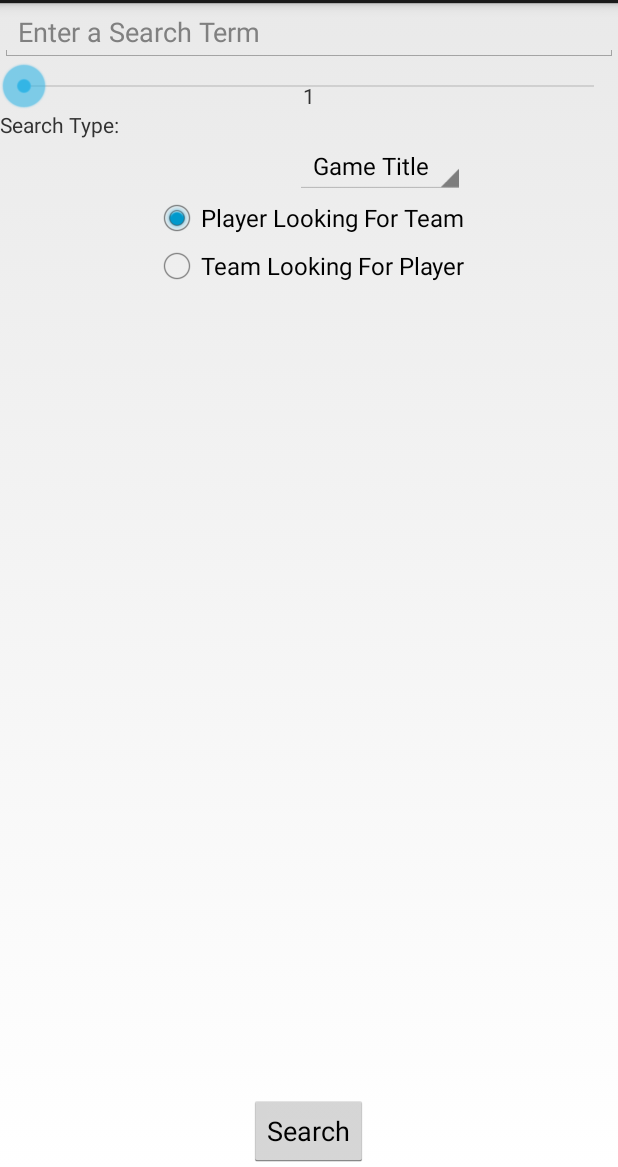
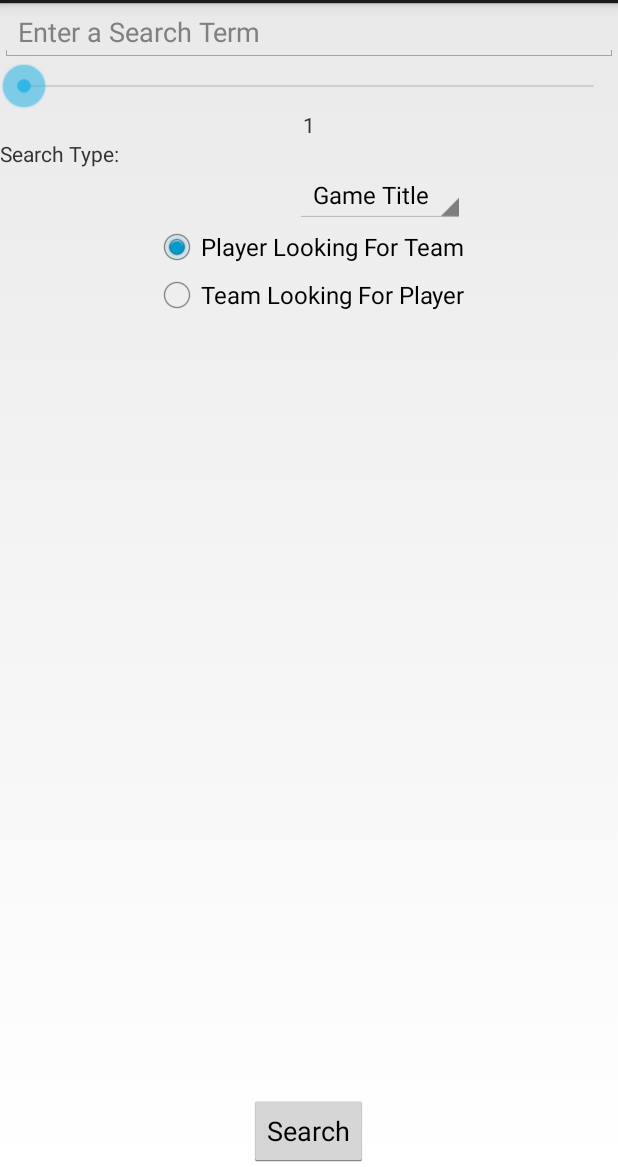
Before and after one commit to DR-BoneZ/GAMr, an Android app: the fragment SearchFragment shown on its own in the app's theme, on a phone screen of 412 x 824 dp, the part 69-1236 px from its top. Run offline under Robolectric (Android 15) with nearby library versions, the phone set to English and light mode, and no system bars.

Commit message:
final code

```diff
--- a/android/GAMr/src/main/AndroidManifest.xml
+++ b/android/GAMr/src/main/AndroidManifest.xml
@@ -13,7 +13,8 @@
     <application
         android:allowBackup="true"
         android:screenOrientation="portrait"
-        android:icon="@drawable/ic_launcher"
+        android:icon="@drawable/logo"
+        android:logo="@drawable/logo"
         android:label="@string/app_name"
         android:theme="@style/AppTheme" >
         <activity
--- a/android/GAMr/src/main/java/com/gamr/gamr/LoginActivity.java
+++ b/android/GAMr/src/main/java/com/gamr/gamr/LoginActivity.java
@@ -131,7 +131,8 @@ public class LoginActivity extends Activity {
 
             try {
                 // Add login credentials to post data
-                List<NameValuePair> nameValuePairs = new ArrayList<NameValuePair>(1);
+                List<NameValuePair> nameValuePairs = new ArrayList<NameValuePair>(2);
+                nameValuePairs.add(new BasicNameValuePair("username", mUsername));
                 nameValuePairs.add(new BasicNameValuePair("password", mPassword));
                 httppost.setEntity(new UrlEncodedFormEntity(nameValuePairs));
 
--- a/android/GAMr/src/main/java/com/gamr/gamr/PostFragment.java
+++ b/android/GAMr/src/main/java/com/gamr/gamr/PostFragment.java
@@ -12,7 +12,7 @@ import android.view.ViewGroup;
 public class PostFragment extends Fragment {
 
     @Override
-    public void onCreate (Bundle savedInstanceState) { super.onCreate(savedInstanceState); }
+    public void onCreate (Bundle savedInstanceState) { super.onCreate(savedInstanceState); }// post is dict of id username description, game, platform, genre, srsns, reputation, plt/tlp, miscquals, replies
 
     @Override
     public View onCreateView (LayoutInflater inflater, ViewGroup container, Bundle savedInstanceState) {
--- a/android/GAMr/src/main/java/com/gamr/gamr/SearchFragment.java
+++ b/android/GAMr/src/main/java/com/gamr/gamr/SearchFragment.java
@@ -1,7 +1,9 @@
 package com.gamr.gamr;
 
 import android.app.Fragment;
+import android.os.AsyncTask;
 import android.os.Bundle;
+import android.util.AttributeSet;
 import android.util.Log;
 import android.view.LayoutInflater;
 import android.view.View;
@@ -11,18 +13,38 @@ import android.widget.ArrayAdapter;
 import android.widget.Button;
 import android.widget.CheckBox;
 import android.widget.CompoundButton;
+import android.widget.EditText;
+import android.widget.LinearLayout;
+import android.widget.ListView;
 import android.widget.RadioGroup;
 import android.widget.SeekBar;
 import android.widget.Spinner;
 import android.widget.TextView;
 
+import org.apache.http.NameValuePair;
+import org.apache.http.client.ClientProtocolException;
+import org.apache.http.client.HttpClient;
+import org.apache.http.client.ResponseHandler;
+import org.apache.http.client.entity.UrlEncodedFormEntity;
+import org.apache.http.client.methods.HttpGet;
+import org.apache.http.client.methods.HttpPost;
+import org.apache.http.impl.client.BasicResponseHandler;
+import org.apache.http.impl.client.DefaultHttpClient;
+import org.apache.http.message.BasicNameValuePair;
+import org.json.JSONArray;
+import org.json.JSONException;
+import org.json.JSONObject;
+
+import java.io.IOException;
+import java.util.ArrayList;
+import java.util.Iterator;
+import java.util.List;
+
 /**
  * Created by beni on 1/10/15.
  */
 public class SearchFragment extends Fragment implements AdapterView.OnItemSelectedListener {
-    private CheckBox searchByGame, searchByGenre, searchByUsername;
-    private CheckBox[] checkBoxes;
-    private int checkedBox;
+    private static final String GET_MISC_QUALS_URL = "http://54.67.36.137:5000/miscquals/";// GET
     private Button searchButton;
     int seriousness;
     private TextView seriousnessLabel;
@@ -30,6 +52,9 @@ public class SearchFragment extends Fragment implements AdapterView.OnItemSelect
     private RadioGroup PLTorTLPgroup;
     private Boolean plt;
     private String searchType;
+    private EditText searchBar;
+    private LinearLayout miscQualsPane;
+    private View root;
 
 
     @Override
@@ -38,25 +63,27 @@ public class SearchFragment extends Fragment implements AdapterView.OnItemSelect
     @Override
     public View onCreateView (LayoutInflater inflater, ViewGroup container, Bundle savedInstanceState) {
         super.onCreateView(inflater, container, savedInstanceState);
-        View view = inflater.inflate(R.layout.fragment_search, null);
+        root = inflater.inflate(R.layout.fragment_search, null);
 
-        Spinner spinner = (Spinner) view.findViewById(R.id.search_spinner);
+        Spinner spinner = (Spinner) root.findViewById(R.id.search_spinner);
         spinner.setOnItemSelectedListener(this);
         ArrayAdapter<CharSequence> adapter = ArrayAdapter.createFromResource(getActivity(), R.array.search_spinner_array, android.R.layout.simple_spinner_item);
         adapter.setDropDownViewResource(android.R.layout.simple_spinner_dropdown_item);
         spinner.setAdapter(adapter);
 
-        searchButton = (Button) view.findViewById(R.id.search_button);
-        searchButton.setOnClickListener(new View.OnClickListener() {
+        searchButton = (Button) root.findViewById(R.id.search_button);
+        searchButton.setOnClickListener(new View.OnClickListener() { // /posts/my post w/ user and pass to get back array of list
             @Override
             public void onClick(View v) {
                 onSearchClicked();
             }
         });
 
+        searchBar = (EditText) root.findViewById(R.id.search_query);
+
         seriousness = 1;
-        seriousnessLabel = (TextView) view.findViewById(R.id.search_seriousness_label);
-        seriousnessSeekBar = (SeekBar) view.findViewById(R.id.search_seriousness);
+        seriousnessLabel = (TextView) root.findViewById(R.id.search_seriousness_label);
+        seriousnessSeekBar = (SeekBar) root.findViewById(R.id.search_seriousness);
         seriousnessSeekBar.setOnSeekBarChangeListener(new SeekBar.OnSeekBarChangeListener() {
             @Override
             public void onStopTrackingTouch(SeekBar seekBar) {}
@@ -70,7 +97,7 @@ public class SearchFragment extends Fragment implements AdapterView.OnItemSelect
         });
 
         plt = true;
-        PLTorTLPgroup = (RadioGroup) view.findViewById(R.id.search_plt_or_tlp);
+        PLTorTLPgroup = (RadioGroup) root.findViewById(R.id.search_plt_or_tlp);
         PLTorTLPgroup.setOnCheckedChangeListener(new RadioGroup.OnCheckedChangeListener() {
             @Override
             public void onCheckedChanged(RadioGroup radioGroup, int i) {
@@ -78,10 +105,16 @@ public class SearchFragment extends Fragment implements AdapterView.OnItemSelect
             }
         });
 
-        return view;
+        miscQualsPane = (LinearLayout) root.findViewById(R.id.search_miscquals_pane);
+
+        return root;
     }
 
-    private void onSearchClicked() {}
+    private void onSearchClicked() {
+
+        // Query server here
+        String jsonString = "{\"levels\":\"Combo Box (1, 2, 3)\"\"levels\":\"Combo Box (2, 4, 6)\"}";
+    }
 
     @Override
     public void onPause () { super.onPause(); }
@@ -89,6 +122,56 @@ public class SearchFragment extends Fragment implements AdapterView.OnItemSelect
     @Override
     public void onItemSelected(AdapterView<?> parent, View view, int pos, long id) {
         searchType = (String) parent.getItemAtPosition(pos);
+        if(searchType.equals("Game Title") && !searchBar.getText().toString().equals("")) {
+            miscQualsPane.setVisibility(View.VISIBLE);
+            new GetMiscQualsTask().execute();
+        }
+        else {
+            miscQualsPane.setVisibility(View.GONE);
+        }
+    }
+
+    /** Represents an asynchronous login/registration task used to authenticate the user */
+    public class GetMiscQualsTask extends AsyncTask<Void, Void, String> {
+
+        /* Query server with supplied login credentials and return JSON response String */
+        @Override protected String doInBackground(Void... params) {
+            // Create a new HttpClient and Post Header
+            String url = GET_MISC_QUALS_URL + searchBar.getText().toString().replace(" ", "%20");
+            HttpClient httpclient = new DefaultHttpClient();
+            HttpPost httppost = new HttpPost(url);
+
+            try {
+                // Add login credentials to post data
+                List<NameValuePair> nameValuePairs = new ArrayList<NameValuePair>(0);
+                httppost.setEntity(new UrlEncodedFormEntity(nameValuePairs));
+
+                // Execute HTTP Post Request
+                ResponseHandler<String> responseHandler=new BasicResponseHandler();
+                String jsonString = httpclient.execute(httppost, responseHandler);
+                Log.d("gamr", jsonString);
+                return jsonString;
+            }
+            catch (ClientProtocolException e) { Log.e("gamr", "ClientProtocol during login");}
+            catch (IOException e) { Log.e("gamr", "IOException during login"); }
+            Log.wtf("gamr", "Something went terribly wrong");
+            return null;
+        }
+
+        @Override protected void onPostExecute(String jsonString) {
+            try {
+                JSONObject miscquals = new JSONObject(jsonString);
+                Iterator<String> keys = miscquals.keys();
+                while(keys.hasNext()) {
+                    String key = keys.next();
+                    String value = (String) miscquals.get(key);
+                    ((LinearLayout) root.findViewById(R.id.search_miscquals_pane)).addView(new MiscQualView(getActivity(), key, value));
+                }
+
+            } catch (JSONException e) {
+                e.printStackTrace();
+            }
+        }
     }
 
     @Override
--- a/android/GAMr/src/main/res/layout/activity_login.xml
+++ b/android/GAMr/src/main/res/layout/activity_login.xml
@@ -72,7 +72,7 @@
                     android:textSize="10sp"/>
 
             <ImageView
-                    android:src="@drawable/login_logo"
+                    android:src="@drawable/logo"
                     android:layout_width="wrap_content"
                     android:layout_height="wrap_content"
                     android:id="@+id/loginLogo"
--- a/android/GAMr/src/main/res/layout/fragment_search.xml
+++ b/android/GAMr/src/main/res/layout/fragment_search.xml
@@ -1,7 +1,6 @@
 <?xml version="1.0" encoding="utf-8"?>
 
 <RelativeLayout xmlns:android="http://schemas.android.com/apk/res/android"
-              android:orientation="vertical"
                 android:layout_width="match_parent"
                 android:layout_height="match_parent">
 
@@ -41,7 +40,7 @@
             android:textAppearance="?android:attr/textAppearanceSmall"
             android:text="Search Type:"
             android:id="@+id/textView"
-            android:layout_below="@+id/search_seriousness"
+            android:layout_below="@+id/search_seriousness_label"
             android:layout_alignParentLeft="true"/>
 
     <LinearLayout
@@ -56,7 +55,7 @@
             android:textAppearance="?android:attr/textAppearanceSmall"
             android:text="1"
             android:id="@+id/search_seriousness_label"
-            android:layout_alignBottom="@+id/search_seriousness"
+            android:layout_below="@+id/search_seriousness"
             android:layout_centerHorizontal="true"/>
 
     <RadioGroup
@@ -82,5 +81,16 @@
                 android:layout_gravity="left|center_vertical"
                 android:checked="false"/>
     </RadioGroup>
-
+    <LinearLayout android:id="@+id/search_miscquals_pane"
+                  android:layout_width="match_parent"
+                  android:layout_height="wrap_content"
+                  android:layout_below="@+id/search_plt_or_tlp"
+                  android:orientation="vertical"
+                  android:visibility="gone">
+        <TextView android:id="@+id/search_miscquals_label"
+                android:layout_width="wrap_content"
+                android:layout_height="wrap_content"
+                android:gravity="left"
+                android:text="Miscellaneous Qualifications:"/>
+    </LinearLayout>
 </RelativeLayout>
```
Also changed, not shown: android/GAMr/src/main/java/com/gamr/gamr/MiscQualView.java (added, +69 -0 lines), android/GAMr/src/main/res/layout/fragment_post.xml (+16 -7 lines), android/GAMr/src/main/res/drawable-hdpi/logo.png (added), android/GAMr/src/main/res/drawable-hdpi/seal.jpg (added), 29 other files. Lines whose indentation alone changed are shown as unchanged.
